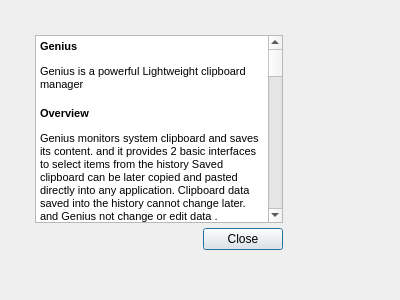
rusith/genius, file views/help.ui: the form before one commit.
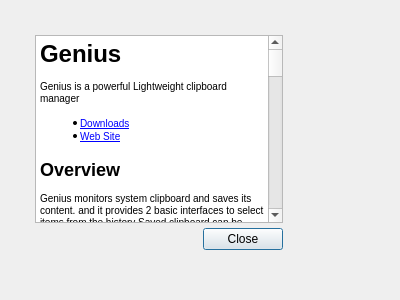
The form after the commit. Icons and pictures are not drawn.

```diff
--- a/views/help.ui
+++ b/views/help.ui
@@ -48,49 +48,50 @@
        <string>&lt;!DOCTYPE HTML PUBLIC &quot;-//W3C//DTD HTML 4.0//EN&quot; &quot;http://www.w3.org/TR/REC-html40/strict.dtd&quot;&gt;
 &lt;html&gt;&lt;head&gt;&lt;meta name=&quot;qrichtext&quot; content=&quot;1&quot; /&gt;&lt;style type=&quot;text/css&quot;&gt;
 p, li { white-space: pre-wrap; }
-&lt;/style&gt;&lt;/head&gt;&lt;body style=&quot; font-family:'Ubuntu'; font-size:9pt; font-weight:400; font-style:normal;&quot;&gt;
-&lt;p style=&quot; margin-top:18px; margin-bottom:12px; margin-left:0px; margin-right:0px; -qt-block-indent:0; text-indent:0px;&quot;&gt;&lt;a name=&quot;genius-&quot;&gt;&lt;/a&gt;&lt;span style=&quot; font-family:'MS Shell Dlg 2'; font-size:8pt; font-weight:600;&quot;&gt;G&lt;/span&gt;&lt;span style=&quot; font-family:'MS Shell Dlg 2'; font-size:8pt; font-weight:600;&quot;&gt;enius &lt;/span&gt;&lt;/p&gt;
-&lt;p style=&quot; margin-top:12px; margin-bottom:12px; margin-left:0px; margin-right:0px; -qt-block-indent:0; text-indent:0px;&quot;&gt;&lt;span style=&quot; font-family:'MS Shell Dlg 2'; font-size:8pt;&quot;&gt;Genius is a powerful Lightweight clipboard manager &lt;/span&gt;&lt;/p&gt;
-&lt;p style=&quot; margin-top:16px; margin-bottom:12px; margin-left:0px; margin-right:0px; -qt-block-indent:0; text-indent:0px;&quot;&gt;&lt;a name=&quot;overview&quot;&gt;&lt;/a&gt;&lt;span style=&quot; font-family:'MS Shell Dlg 2'; font-size:8pt; font-weight:600;&quot;&gt;O&lt;/span&gt;&lt;span style=&quot; font-family:'MS Shell Dlg 2'; font-size:8pt; font-weight:600;&quot;&gt;verview&lt;/span&gt;&lt;span style=&quot; font-family:'MS Shell Dlg 2'; font-size:8pt;&quot;&gt; &lt;/span&gt;&lt;/p&gt;
-&lt;p style=&quot; margin-top:12px; margin-bottom:12px; margin-left:0px; margin-right:0px; -qt-block-indent:0; text-indent:0px;&quot;&gt;&lt;span style=&quot; font-family:'MS Shell Dlg 2'; font-size:8pt;&quot;&gt;Genius monitors system clipboard and saves its content. and it provides 2 basic interfaces to select items from the history Saved clipboard can be later copied and pasted directly into any application. Clipboard data saved into the history cannot change later. and Genius not change or edit data . clipboard data is restored without changing a single bit &lt;/span&gt;&lt;/p&gt;
-&lt;p style=&quot; margin-top:12px; margin-bottom:12px; margin-left:0px; margin-right:0px; -qt-block-indent:0; text-indent:0px;&quot;&gt;&lt;span style=&quot; font-family:'MS Shell Dlg 2'; font-size:8pt;&quot;&gt;Items can be: &lt;/span&gt;&lt;/p&gt;
-&lt;ul style=&quot;margin-top: 0px; margin-bottom: 0px; margin-left: 0px; margin-right: 0px; -qt-list-indent: 1;&quot;&gt;&lt;li style=&quot; font-family:'MS Shell Dlg 2'; font-size:8pt;&quot; style=&quot; margin-top:12px; margin-bottom:0px; margin-left:0px; margin-right:0px; -qt-block-indent:0; text-indent:0px;&quot;&gt;Paste directly into applications using Genius hockeys&lt;/li&gt;
-&lt;li style=&quot; font-family:'MS Shell Dlg 2'; font-size:8pt;&quot; style=&quot; margin-top:0px; margin-bottom:12px; margin-left:0px; margin-right:0px; -qt-block-indent:0; text-indent:0px;&quot;&gt;or simply removed. &lt;/li&gt;&lt;/ul&gt;
-&lt;p style=&quot; margin-top:16px; margin-bottom:12px; margin-left:0px; margin-right:0px; -qt-block-indent:0; text-indent:0px;&quot;&gt;&lt;a name=&quot;features&quot;&gt;&lt;/a&gt;&lt;span style=&quot; font-family:'MS Shell Dlg 2'; font-size:8pt; font-weight:600;&quot;&gt;F&lt;/span&gt;&lt;span style=&quot; font-family:'MS Shell Dlg 2'; font-size:8pt; font-weight:600;&quot;&gt;eatures&lt;/span&gt;&lt;span style=&quot; font-family:'MS Shell Dlg 2'; font-size:8pt;&quot;&gt; &lt;/span&gt;&lt;/p&gt;
-&lt;ul style=&quot;margin-top: 0px; margin-bottom: 0px; margin-left: 0px; margin-right: 0px; -qt-list-indent: 1;&quot;&gt;&lt;li style=&quot; font-family:'MS Shell Dlg 2'; font-size:8pt;&quot; style=&quot; margin-top:12px; margin-bottom:0px; margin-left:0px; margin-right:0px; -qt-block-indent:0; text-indent:0px;&quot;&gt;simple user interface , easy to use &lt;/li&gt;
-&lt;li style=&quot; font-family:'MS Shell Dlg 2'; font-size:8pt;&quot; style=&quot; margin-top:0px; margin-bottom:0px; margin-left:0px; margin-right:0px; -qt-block-indent:0; text-indent:0px;&quot;&gt;Support for Linux, Windows and OSX ( still not compiled for OSX) &lt;/li&gt;
-&lt;li style=&quot; font-family:'MS Shell Dlg 2'; font-size:8pt;&quot; style=&quot; margin-top:0px; margin-bottom:0px; margin-left:0px; margin-right:0px; -qt-block-indent:0; text-indent:0px;&quot;&gt;Store text, HTML, images or any other custom formats&lt;/li&gt;
-&lt;li style=&quot; font-family:'MS Shell Dlg 2'; font-size:8pt;&quot; style=&quot; margin-top:0px; margin-bottom:0px; margin-left:0px; margin-right:0px; -qt-block-indent:0; text-indent:0px;&quot;&gt;Quickly browse and items in clipboard history&lt;/li&gt;
-&lt;li style=&quot; font-family:'MS Shell Dlg 2'; font-size:8pt;&quot; style=&quot; margin-top:0px; margin-bottom:0px; margin-left:0px; margin-right:0px; -qt-block-indent:0; text-indent:0px;&quot;&gt;System-wide customizable shortcuts&lt;/li&gt;
-&lt;li style=&quot; font-family:'MS Shell Dlg 2'; font-size:8pt;&quot; style=&quot; margin-top:0px; margin-bottom:0px; margin-left:0px; margin-right:0px; -qt-block-indent:0; text-indent:0px;&quot;&gt;Paste items using ItemSelector or historyMenu&lt;/li&gt;
-&lt;li style=&quot; font-family:'MS Shell Dlg 2'; font-size:8pt;&quot; style=&quot; margin-top:0px; margin-bottom:12px; margin-left:0px; margin-right:0px; -qt-block-indent:0; text-indent:0px;&quot;&gt;Many more features &lt;/li&gt;&lt;/ul&gt;
-&lt;p style=&quot; margin-top:16px; margin-bottom:12px; margin-left:0px; margin-right:0px; -qt-block-indent:0; text-indent:0px;&quot;&gt;&lt;a name=&quot;install-and-run&quot;&gt;&lt;/a&gt;&lt;span style=&quot; font-family:'MS Shell Dlg 2'; font-size:8pt; font-weight:600;&quot;&gt;I&lt;/span&gt;&lt;span style=&quot; font-family:'MS Shell Dlg 2'; font-size:8pt; font-weight:600;&quot;&gt;nstall and Run&lt;/span&gt;&lt;span style=&quot; font-family:'MS Shell Dlg 2'; font-size:8pt;&quot;&gt; &lt;/span&gt;&lt;/p&gt;
-&lt;p style=&quot; margin-top:12px; margin-bottom:12px; margin-left:0px; margin-right:0px; -qt-block-indent:0; text-indent:0px;&quot;&gt;&lt;span style=&quot; font-family:'MS Shell Dlg 2'; font-size:8pt;&quot;&gt;To install Genius, use binary package or installer provided for your OS or follow instructions in &lt;/span&gt;&lt;/p&gt;
-&lt;p style=&quot; margin-top:12px; margin-bottom:12px; margin-left:0px; margin-right:0px; -qt-block-indent:0; text-indent:0px;&quot;&gt;&lt;span style=&quot; font-family:'MS Shell Dlg 2'; font-size:8pt;&quot;&gt;for build form source download source and open pro file using QT Creator or visual studio (QT plug in needed.) build and run &lt;/span&gt;&lt;/p&gt;
-&lt;p style=&quot; margin-top:16px; margin-bottom:12px; margin-left:0px; margin-right:0px; -qt-block-indent:0; text-indent:0px;&quot;&gt;&lt;a name=&quot;dependencies&quot;&gt;&lt;/a&gt;&lt;span style=&quot; font-family:'MS Shell Dlg 2'; font-size:8pt; font-weight:600;&quot;&gt;D&lt;/span&gt;&lt;span style=&quot; font-family:'MS Shell Dlg 2'; font-size:8pt; font-weight:600;&quot;&gt;ependencies&lt;/span&gt;&lt;span style=&quot; font-family:'MS Shell Dlg 2'; font-size:8pt;&quot;&gt; &lt;/span&gt;&lt;/p&gt;
-&lt;p style=&quot; margin-top:12px; margin-bottom:12px; margin-left:0px; margin-right:0px; -qt-block-indent:0; text-indent:0px;&quot;&gt;&lt;span style=&quot; font-family:'MS Shell Dlg 2'; font-size:8pt;&quot;&gt;To build and run the application you'll need &lt;/span&gt;&lt;a href=&quot;https://www.qt.io/download/&quot;&gt;&lt;span style=&quot; font-family:'MS Shell Dlg 2'; font-size:8pt; text-decoration: underline; color:#0000ff;&quot;&gt;Qt&lt;/span&gt;&lt;/a&gt;&lt;span style=&quot; font-family:'MS Shell Dlg 2'; font-size:8pt;&quot;&gt; library. &lt;/span&gt;&lt;/p&gt;
-&lt;p style=&quot; margin-top:16px; margin-bottom:12px; margin-left:0px; margin-right:0px; -qt-block-indent:0; text-indent:0px;&quot;&gt;&lt;a name=&quot;keyboard-shortcuts-these-shortcuts-can-be-customized-&quot;&gt;&lt;/a&gt;&lt;span style=&quot; font-family:'MS Shell Dlg 2'; font-size:8pt; font-weight:600;&quot;&gt;K&lt;/span&gt;&lt;span style=&quot; font-family:'MS Shell Dlg 2'; font-size:8pt; font-weight:600;&quot;&gt;eyboard Shortcuts (these shortcuts can be customized )&lt;/span&gt;&lt;span style=&quot; font-family:'MS Shell Dlg 2'; font-size:8pt;&quot;&gt; &lt;/span&gt;&lt;/p&gt;
-&lt;ul style=&quot;margin-top: 0px; margin-bottom: 0px; margin-left: 0px; margin-right: 0px; -qt-list-indent: 1;&quot;&gt;&lt;li style=&quot; font-family:'MS Shell Dlg 2'; font-size:8pt;&quot; style=&quot; margin-top:12px; margin-bottom:12px; margin-left:0px; margin-right:0px; -qt-block-indent:0; text-indent:0px;&quot;&gt;&lt;span style=&quot; font-family:'Courier New,courier';&quot;&gt;Ctrl+Alt+Shift+C&lt;/span&gt; &lt;/li&gt;
-&lt;p style=&quot; margin-top:12px; margin-bottom:12px; margin-left:0px; margin-right:0px; -qt-block-indent:1; text-indent:0px;&quot;&gt;&lt;span style=&quot; font-family:'MS Shell Dlg 2'; font-size:8pt;&quot;&gt;clear history and all data&lt;/span&gt;&lt;/p&gt;
-&lt;li style=&quot; font-family:'MS Shell Dlg 2'; font-size:8pt;&quot; style=&quot; margin-top:12px; margin-bottom:12px; margin-left:0px; margin-right:0px; -qt-block-indent:0; text-indent:0px;&quot;&gt;&lt;span style=&quot; font-family:'Courier New,courier';&quot;&gt;Ctrl+Alt+V&lt;/span&gt; &lt;/li&gt;
-&lt;p style=&quot; margin-top:12px; margin-bottom:12px; margin-left:0px; margin-right:0px; -qt-block-indent:1; text-indent:0px;&quot;&gt;&lt;span style=&quot; font-family:'MS Shell Dlg 2'; font-size:8pt;&quot;&gt;paste last item (not current content) of the history into current application&lt;/span&gt;&lt;/p&gt;
-&lt;li style=&quot; font-family:'MS Shell Dlg 2'; font-size:8pt;&quot; style=&quot; margin-top:12px; margin-bottom:12px; margin-left:0px; margin-right:0px; -qt-block-indent:0; text-indent:0px;&quot;&gt;&lt;span style=&quot; font-family:'Courier New,courier';&quot;&gt;Ctrl+Shift+X&lt;/span&gt; &lt;/li&gt;
-&lt;p style=&quot; margin-top:12px; margin-bottom:12px; margin-left:0px; margin-right:0px; -qt-block-indent:1; text-indent:0px;&quot;&gt;&lt;span style=&quot; font-family:'MS Shell Dlg 2'; font-size:8pt;&quot;&gt;open selector window (nice interface for use to navigate thought the history and select an item)&lt;/span&gt;&lt;/p&gt;
-&lt;li style=&quot; font-family:'MS Shell Dlg 2'; font-size:8pt;&quot; style=&quot; margin-top:12px; margin-bottom:12px; margin-left:0px; margin-right:0px; -qt-block-indent:0; text-indent:0px;&quot;&gt;&lt;span style=&quot; font-family:'Courier New,courier';&quot;&gt;Ctrl+Alt+Shift+M&lt;/span&gt; &lt;/li&gt;
-&lt;p style=&quot; margin-top:12px; margin-bottom:12px; margin-left:0px; margin-right:0px; -qt-block-indent:1; text-indent:0px;&quot;&gt;&lt;span style=&quot; font-family:'MS Shell Dlg 2'; font-size:8pt;&quot;&gt;open clipboard manager window&lt;/span&gt;&lt;/p&gt;
-&lt;li style=&quot; font-family:'MS Shell Dlg 2'; font-size:8pt;&quot; style=&quot; margin-top:12px; margin-bottom:12px; margin-left:0px; margin-right:0px; -qt-block-indent:0; text-indent:0px;&quot;&gt;&lt;span style=&quot; font-family:'Courier New,courier';&quot;&gt;Ctrl+Shift+V&lt;/span&gt; &lt;/li&gt;
-&lt;p style=&quot; margin-top:12px; margin-bottom:12px; margin-left:0px; margin-right:0px; -qt-block-indent:1; text-indent:0px;&quot;&gt;&lt;span style=&quot; font-family:'MS Shell Dlg 2'; font-size:8pt;&quot;&gt;show history menu (this can be use for select an item from history very easily )&lt;/span&gt;&lt;/p&gt;
-&lt;li style=&quot; font-family:'MS Shell Dlg 2'; font-size:8pt;&quot; style=&quot; margin-top:12px; margin-bottom:12px; margin-left:0px; margin-right:0px; -qt-block-indent:0; text-indent:0px;&quot;&gt;&lt;span style=&quot; font-family:'Courier New,courier';&quot;&gt;Ctrl+Alt+Shift+S&lt;/span&gt; &lt;/li&gt;&lt;/ul&gt;
-&lt;p style=&quot; margin-top:12px; margin-bottom:12px; margin-left:0px; margin-right:0px; -qt-block-indent:1; text-indent:0px;&quot;&gt;&lt;span style=&quot; font-family:'MS Shell Dlg 2'; font-size:8pt;&quot;&gt;open settings window &lt;/span&gt;&lt;/p&gt;
-&lt;p style=&quot; margin-top:16px; margin-bottom:12px; margin-left:0px; margin-right:0px; -qt-block-indent:0; text-indent:0px;&quot;&gt;&lt;a name=&quot;basic-usage&quot;&gt;&lt;/a&gt;&lt;span style=&quot; font-family:'MS Shell Dlg 2'; font-size:8pt; font-weight:600;&quot;&gt;B&lt;/span&gt;&lt;span style=&quot; font-family:'MS Shell Dlg 2'; font-size:8pt; font-weight:600;&quot;&gt;asic Usage&lt;/span&gt;&lt;span style=&quot; font-family:'MS Shell Dlg 2'; font-size:8pt;&quot;&gt; &lt;/span&gt;&lt;/p&gt;
-&lt;p style=&quot; margin-top:12px; margin-bottom:12px; margin-left:0px; margin-right:0px; -qt-block-indent:0; text-indent:0px;&quot;&gt;&lt;span style=&quot; font-family:'MS Shell Dlg 2'; font-size:8pt;&quot;&gt;recommended to add Genius to startup application list. when clipboard is changed changed data is saved in the application's clipboard history. this data cannot edit lated only can delete when not needed. user can manage the Clipboard History using Clipboard Manager window. user can changed items positions , view content of the items, delete items, clear the history using this window. &lt;/span&gt;&lt;/p&gt;
-&lt;p style=&quot; margin-top:12px; margin-bottom:12px; margin-left:0px; margin-right:0px; -qt-block-indent:0; text-indent:0px;&quot;&gt;&lt;span style=&quot; font-family:'MS Shell Dlg 2'; font-size:8pt;&quot;&gt;user can select item form history using Selector window or history list. &lt;/span&gt;&lt;/p&gt;
-&lt;p style=&quot; margin-top:12px; margin-bottom:12px; margin-left:0px; margin-right:0px; -qt-block-indent:0; text-indent:0px;&quot;&gt;&lt;span style=&quot; font-family:'MS Shell Dlg 2'; font-size:8pt;&quot;&gt;Selector window is a fancy UI with nice animations. user can navigate through the clipboard history using left right keys when user release the Shift key or Alt key currently selected item will paste into the current application.default shortcut to bring this component is (Ctrl+Alt+X) &lt;/span&gt;&lt;/p&gt;
-&lt;p style=&quot; margin-top:12px; margin-bottom:12px; margin-left:0px; margin-right:0px; -qt-block-indent:0; text-indent:0px;&quot;&gt;&lt;span style=&quot; font-family:'MS Shell Dlg 2'; font-size:8pt;&quot;&gt;History menu is a basic menu contains items of the history. user can select item and press enter to paste item. in History menu , user can enable index numbers. if this option is enabled index of the item will show in front of the item user can select item by pressing index number (1-9) &lt;/span&gt;&lt;/p&gt;
-&lt;p style=&quot; margin-top:12px; margin-bottom:12px; margin-left:0px; margin-right:0px; -qt-block-indent:0; text-indent:0px;&quot;&gt;&lt;span style=&quot; font-family:'MS Shell Dlg 2'; font-size:8pt;&quot;&gt;user can turn off or on Genius any time. when turned off newly copied items will not add to the history. and all shortcuts will be disabled. &lt;/span&gt;&lt;/p&gt;
-&lt;p style=&quot; margin-top:12px; margin-bottom:12px; margin-left:0px; margin-right:0px; -qt-block-indent:0; text-indent:0px;&quot;&gt;&lt;span style=&quot; font-family:'MS Shell Dlg 2'; font-size:8pt;&quot;&gt;user can pause and resume Genius. if user want to use some items over and over again this is useful. when Genius is paused new items will not add to the history and. and when user select an item from the history history will not change shortcuts will work in this mode &lt;/span&gt;&lt;/p&gt;
-&lt;p style=&quot; margin-top:12px; margin-bottom:12px; margin-left:0px; margin-right:0px; -qt-block-indent:0; text-indent:0px;&quot;&gt;&lt;span style=&quot; font-family:'MS Shell Dlg 2'; font-size:8pt;&quot;&gt;user can view content of items .Genius can view HTML , URI lists, plain text, images. if the content cannot render row data is presented. user can export data &lt;/span&gt;&lt;/p&gt;
-&lt;p style=&quot;-qt-paragraph-type:empty; margin-top:12px; margin-bottom:12px; margin-left:0px; margin-right:0px; -qt-block-indent:0; text-indent:0px; font-family:'MS Shell Dlg 2'; font-size:8pt;&quot;&gt;&lt;br /&gt;&lt;/p&gt;&lt;/body&gt;&lt;/html&gt;</string>
+&lt;/style&gt;&lt;/head&gt;&lt;body style=&quot; font-family:'MS Shell Dlg 2'; font-size:7.8pt; font-weight:400; font-style:normal;&quot;&gt;
+&lt;p style=&quot; margin-top:18px; margin-bottom:12px; margin-left:0px; margin-right:0px; -qt-block-indent:0; text-indent:0px;&quot;&gt;&lt;a name=&quot;user-content-genius-&quot;&gt;&lt;/a&gt;&lt;span style=&quot; font-size:xx-large; font-weight:600;&quot;&gt;G&lt;/span&gt;&lt;span style=&quot; font-size:xx-large; font-weight:600;&quot;&gt;enius &lt;/span&gt;&lt;/p&gt;
+&lt;p style=&quot; margin-top:12px; margin-bottom:12px; margin-left:0px; margin-right:0px; -qt-block-indent:0; text-indent:0px;&quot;&gt;Genius is a powerful Lightweight clipboard manager &lt;/p&gt;
+&lt;ul style=&quot;margin-top: 0px; margin-bottom: 0px; margin-left: 0px; margin-right: 0px; -qt-list-indent: 1;&quot;&gt;&lt;li style=&quot; margin-top:12px; margin-bottom:0px; margin-left:0px; margin-right:0px; -qt-block-indent:0; text-indent:0px;&quot;&gt;&lt;a href=&quot;https://github.com/rusith/genius/releases&quot;&gt;&lt;span style=&quot; text-decoration: underline; color:#0000ff;&quot;&gt;Downloads&lt;/span&gt;&lt;/a&gt;&lt;/li&gt;
+&lt;li style=&quot; margin-top:0px; margin-bottom:12px; margin-left:0px; margin-right:0px; -qt-block-indent:0; text-indent:0px;&quot;&gt;&lt;a href=&quot;http://rusith.github.io/genius/&quot;&gt;&lt;span style=&quot; text-decoration: underline; color:#0000ff;&quot;&gt;Web Site&lt;/span&gt;&lt;/a&gt; &lt;/li&gt;&lt;/ul&gt;
+&lt;p style=&quot; margin-top:16px; margin-bottom:12px; margin-left:0px; margin-right:0px; -qt-block-indent:0; text-indent:0px;&quot;&gt;&lt;a name=&quot;user-content-overview&quot;&gt;&lt;/a&gt;&lt;span style=&quot; font-size:x-large; font-weight:600;&quot;&gt;O&lt;/span&gt;&lt;span style=&quot; font-size:x-large; font-weight:600;&quot;&gt;verview&lt;/span&gt; &lt;/p&gt;
+&lt;p style=&quot; margin-top:12px; margin-bottom:12px; margin-left:0px; margin-right:0px; -qt-block-indent:0; text-indent:0px;&quot;&gt;Genius monitors system clipboard and saves its content. and it provides 2 basic interfaces to select items from the history Saved clipboard can be later copied and pasted directly into any application. Clipboard data saved into the history cannot change later. and Genius dose not change or edit any data. clipboard data is restored without changing a single bit &lt;/p&gt;
+&lt;p style=&quot; margin-top:12px; margin-bottom:12px; margin-left:0px; margin-right:0px; -qt-block-indent:0; text-indent:0px;&quot;&gt;Items can be: &lt;/p&gt;
+&lt;ul style=&quot;margin-top: 0px; margin-bottom: 0px; margin-left: 0px; margin-right: 0px; -qt-list-indent: 1;&quot;&gt;&lt;li style=&quot; margin-top:12px; margin-bottom:0px; margin-left:0px; margin-right:0px; -qt-block-indent:0; text-indent:0px;&quot;&gt;Paste directly into applications using Genius hockeys&lt;/li&gt;
+&lt;li style=&quot; margin-top:0px; margin-bottom:12px; margin-left:0px; margin-right:0px; -qt-block-indent:0; text-indent:0px;&quot;&gt;or simply removed. &lt;/li&gt;&lt;/ul&gt;
+&lt;p style=&quot; margin-top:16px; margin-bottom:12px; margin-left:0px; margin-right:0px; -qt-block-indent:0; text-indent:0px;&quot;&gt;&lt;a name=&quot;user-content-features&quot;&gt;&lt;/a&gt;&lt;span style=&quot; font-size:x-large; font-weight:600;&quot;&gt;F&lt;/span&gt;&lt;span style=&quot; font-size:x-large; font-weight:600;&quot;&gt;eatures&lt;/span&gt; &lt;/p&gt;
+&lt;ul style=&quot;margin-top: 0px; margin-bottom: 0px; margin-left: 0px; margin-right: 0px; -qt-list-indent: 1;&quot;&gt;&lt;li style=&quot; margin-top:12px; margin-bottom:0px; margin-left:0px; margin-right:0px; -qt-block-indent:0; text-indent:0px;&quot;&gt;simple user interface , easy to use &lt;/li&gt;
+&lt;li style=&quot; margin-top:0px; margin-bottom:0px; margin-left:0px; margin-right:0px; -qt-block-indent:0; text-indent:0px;&quot;&gt;Support for Linux, Windows and OSX ( still not compiled for OSX) &lt;/li&gt;
+&lt;li style=&quot; margin-top:0px; margin-bottom:0px; margin-left:0px; margin-right:0px; -qt-block-indent:0; text-indent:0px;&quot;&gt;Store text, HTML, images or any other custom formats&lt;/li&gt;
+&lt;li style=&quot; margin-top:0px; margin-bottom:0px; margin-left:0px; margin-right:0px; -qt-block-indent:0; text-indent:0px;&quot;&gt;Quickly browse and items in clipboard history&lt;/li&gt;
+&lt;li style=&quot; margin-top:0px; margin-bottom:0px; margin-left:0px; margin-right:0px; -qt-block-indent:0; text-indent:0px;&quot;&gt;System-wide customizable shortcuts&lt;/li&gt;
+&lt;li style=&quot; margin-top:0px; margin-bottom:0px; margin-left:0px; margin-right:0px; -qt-block-indent:0; text-indent:0px;&quot;&gt;Paste items using ItemSelector or historyMenu&lt;/li&gt;
+&lt;li style=&quot; margin-top:0px; margin-bottom:12px; margin-left:0px; margin-right:0px; -qt-block-indent:0; text-indent:0px;&quot;&gt;Many more features &lt;/li&gt;&lt;/ul&gt;
+&lt;p style=&quot; margin-top:16px; margin-bottom:12px; margin-left:0px; margin-right:0px; -qt-block-indent:0; text-indent:0px;&quot;&gt;&lt;a name=&quot;user-content-install-and-run&quot;&gt;&lt;/a&gt;&lt;span style=&quot; font-size:x-large; font-weight:600;&quot;&gt;I&lt;/span&gt;&lt;span style=&quot; font-size:x-large; font-weight:600;&quot;&gt;nstall and Run&lt;/span&gt; &lt;/p&gt;
+&lt;p style=&quot; margin-top:12px; margin-bottom:12px; margin-left:0px; margin-right:0px; -qt-block-indent:0; text-indent:0px;&quot;&gt;To install Genius, use binary package or installer provided for your OS or follow instructions in &lt;/p&gt;
+&lt;p style=&quot; margin-top:12px; margin-bottom:12px; margin-left:0px; margin-right:0px; -qt-block-indent:0; text-indent:0px;&quot;&gt;for build form source download source and open pro file using QT Creator or visual studio (QT plug in needed.) build and run &lt;/p&gt;
+&lt;p style=&quot; margin-top:16px; margin-bottom:12px; margin-left:0px; margin-right:0px; -qt-block-indent:0; text-indent:0px;&quot;&gt;&lt;a name=&quot;user-content-dependencies&quot;&gt;&lt;/a&gt;&lt;span style=&quot; font-size:x-large; font-weight:600;&quot;&gt;D&lt;/span&gt;&lt;span style=&quot; font-size:x-large; font-weight:600;&quot;&gt;ependencies&lt;/span&gt; &lt;/p&gt;
+&lt;p style=&quot; margin-top:12px; margin-bottom:12px; margin-left:0px; margin-right:0px; -qt-block-indent:0; text-indent:0px;&quot;&gt;To build and run the application you'll need &lt;a href=&quot;https://www.qt.io/download/&quot;&gt;&lt;span style=&quot; text-decoration: underline; color:#0000ff;&quot;&gt;Qt&lt;/span&gt;&lt;/a&gt; library. &lt;/p&gt;
+&lt;p style=&quot; margin-top:16px; margin-bottom:12px; margin-left:0px; margin-right:0px; -qt-block-indent:0; text-indent:0px;&quot;&gt;&lt;a name=&quot;user-content-keyboard-shortcuts-these-shortcuts-can-be-customized-&quot;&gt;&lt;/a&gt;&lt;span style=&quot; font-size:x-large; font-weight:600;&quot;&gt;K&lt;/span&gt;&lt;span style=&quot; font-size:x-large; font-weight:600;&quot;&gt;eyboard Shortcuts (these shortcuts can be customized )&lt;/span&gt; &lt;/p&gt;
+&lt;ul style=&quot;margin-top: 0px; margin-bottom: 0px; margin-left: 0px; margin-right: 0px; -qt-list-indent: 1;&quot;&gt;&lt;li style=&quot; margin-top:12px; margin-bottom:12px; margin-left:0px; margin-right:0px; -qt-block-indent:0; text-indent:0px;&quot;&gt;&lt;span style=&quot; font-family:'Courier New,courier';&quot;&gt;Ctrl+Alt+Shift+C&lt;/span&gt; &lt;/li&gt;
+&lt;p style=&quot; margin-top:12px; margin-bottom:12px; margin-left:0px; margin-right:0px; -qt-block-indent:1; text-indent:0px;&quot;&gt;clear history and all data&lt;/p&gt;
+&lt;li style=&quot; margin-top:12px; margin-bottom:12px; margin-left:0px; margin-right:0px; -qt-block-indent:0; text-indent:0px;&quot;&gt;&lt;span style=&quot; font-family:'Courier New,courier';&quot;&gt;Ctrl+Alt+V&lt;/span&gt; &lt;/li&gt;
+&lt;p style=&quot; margin-top:12px; margin-bottom:12px; margin-left:0px; margin-right:0px; -qt-block-indent:1; text-indent:0px;&quot;&gt;paste last item (not current content) of the history into current application&lt;/p&gt;
+&lt;li style=&quot; margin-top:12px; margin-bottom:12px; margin-left:0px; margin-right:0px; -qt-block-indent:0; text-indent:0px;&quot;&gt;&lt;span style=&quot; font-family:'Courier New,courier';&quot;&gt;Ctrl+Shift+X&lt;/span&gt; &lt;/li&gt;
+&lt;p style=&quot; margin-top:12px; margin-bottom:12px; margin-left:0px; margin-right:0px; -qt-block-indent:1; text-indent:0px;&quot;&gt;open selector window (nice interface for use to navigate thought the history and select an item)&lt;/p&gt;
+&lt;li style=&quot; margin-top:12px; margin-bottom:12px; margin-left:0px; margin-right:0px; -qt-block-indent:0; text-indent:0px;&quot;&gt;&lt;span style=&quot; font-family:'Courier New,courier';&quot;&gt;Ctrl+Alt+Shift+M&lt;/span&gt; &lt;/li&gt;
+&lt;p style=&quot; margin-top:12px; margin-bottom:12px; margin-left:0px; margin-right:0px; -qt-block-indent:1; text-indent:0px;&quot;&gt;open clipboard manager window&lt;/p&gt;
+&lt;li style=&quot; margin-top:12px; margin-bottom:12px; margin-left:0px; margin-right:0px; -qt-block-indent:0; text-indent:0px;&quot;&gt;&lt;span style=&quot; font-family:'Courier New,courier';&quot;&gt;Ctrl+Shift+V&lt;/span&gt; &lt;/li&gt;
+&lt;p style=&quot; margin-top:12px; margin-bottom:12px; margin-left:0px; margin-right:0px; -qt-block-indent:1; text-indent:0px;&quot;&gt;show history menu (this can be use for select an item from history very easily )&lt;/p&gt;
+&lt;li style=&quot; margin-top:12px; margin-bottom:12px; margin-left:0px; margin-right:0px; -qt-block-indent:0; text-indent:0px;&quot;&gt;&lt;span style=&quot; font-family:'Courier New,courier';&quot;&gt;Ctrl+Alt+Shift+S&lt;/span&gt; &lt;/li&gt;&lt;/ul&gt;
+&lt;p style=&quot; margin-top:12px; margin-bottom:12px; margin-left:0px; margin-right:0px; -qt-block-indent:1; text-indent:0px;&quot;&gt;open settings window &lt;/p&gt;
+&lt;p style=&quot; margin-top:16px; margin-bottom:12px; margin-left:0px; margin-right:0px; -qt-block-indent:0; text-indent:0px;&quot;&gt;&lt;a name=&quot;user-content-basic-usage&quot;&gt;&lt;/a&gt;&lt;span style=&quot; font-size:x-large; font-weight:600;&quot;&gt;B&lt;/span&gt;&lt;span style=&quot; font-size:x-large; font-weight:600;&quot;&gt;asic Usage&lt;/span&gt; &lt;/p&gt;
+&lt;p style=&quot; margin-top:12px; margin-bottom:12px; margin-left:0px; margin-right:0px; -qt-block-indent:0; text-indent:0px;&quot;&gt;recommended to add Genius to startup application list. when clipboard is changed changed data is saved in the application's clipboard history. this data cannot edit lated only can delete when not needed. user can manage the Clipboard History using Clipboard Manager window. user can changed items positions , view content of the items, delete items, clear the history using this window. &lt;/p&gt;
+&lt;p style=&quot; margin-top:12px; margin-bottom:12px; margin-left:0px; margin-right:0px; -qt-block-indent:0; text-indent:0px;&quot;&gt;user can select item form history using Selector window or history list. &lt;/p&gt;
+&lt;p style=&quot; margin-top:12px; margin-bottom:12px; margin-left:0px; margin-right:0px; -qt-block-indent:0; text-indent:0px;&quot;&gt;Selector window is a fancy UI with nice animations. user can navigate through the clipboard history using left right keys when user release the Shift key or Alt key currently selected item will paste into the current application.default shortcut to bring this component is (Ctrl+Alt+X) &lt;/p&gt;
+&lt;p style=&quot; margin-top:12px; margin-bottom:12px; margin-left:0px; margin-right:0px; -qt-block-indent:0; text-indent:0px;&quot;&gt;History menu is a basic menu contains items of the history. user can select item and press enter to paste item. in History menu , user can enable index numbers. if this option is enabled index of the item will show in front of the item user can select item by pressing index number (1-9) &lt;/p&gt;
+&lt;p style=&quot; margin-top:12px; margin-bottom:12px; margin-left:0px; margin-right:0px; -qt-block-indent:0; text-indent:0px;&quot;&gt;user can turn off or on Genius any time. when turned off newly copied items will not add to the history. and all shortcuts will be disabled. &lt;/p&gt;
+&lt;p style=&quot; margin-top:12px; margin-bottom:12px; margin-left:0px; margin-right:0px; -qt-block-indent:0; text-indent:0px;&quot;&gt;user can pause and resume Genius. if user want to use some items over and over again this is useful. when Genius is paused new items will not add to the history and. and when user select an item from the history history will not change shortcuts will work in this mode &lt;/p&gt;
+&lt;p style=&quot; margin-top:12px; margin-bottom:12px; margin-left:0px; margin-right:0px; -qt-block-indent:0; text-indent:0px;&quot;&gt;user can view content of items .Genius can view HTML , URI lists, plain text, images. if the content cannot render row data is presented. user can export data as files.&lt;/p&gt;&lt;/body&gt;&lt;/html&gt;</string>
       </property>
      </widget>
     </item>
```
